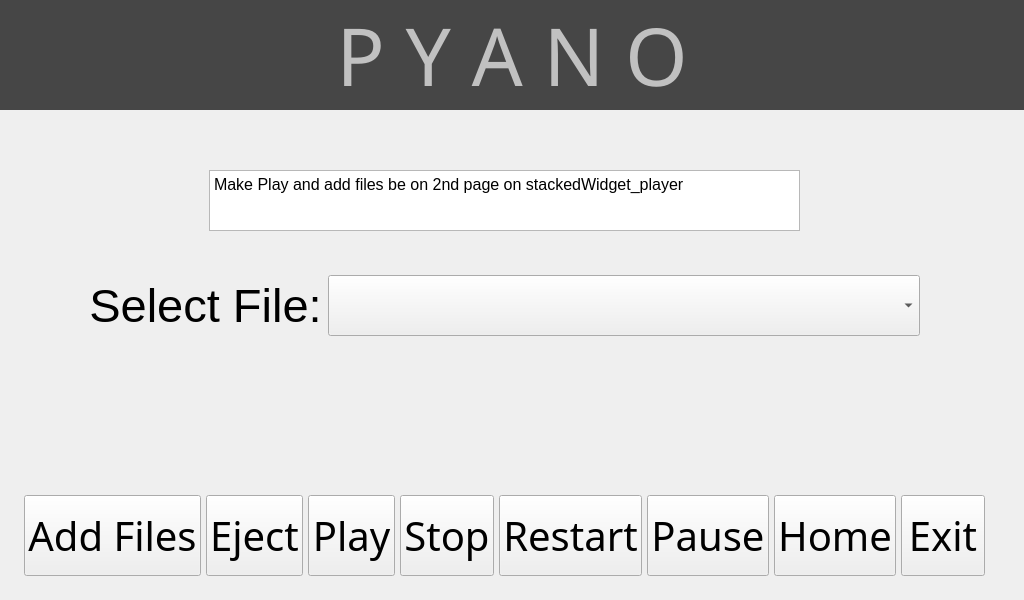
Old version of the form pyano/layout.ui in the repository braydonw/Pyano.
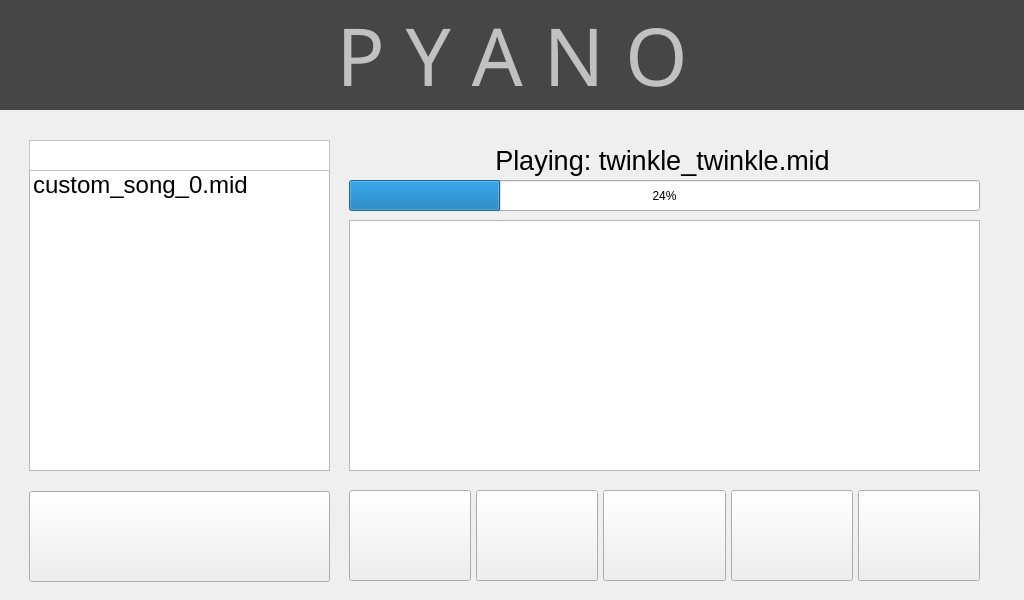
New version of the form. The open tabs and pages were chosen to show the change. Icons and pictures are not drawn.

What changed in the file:
```diff
--- a/pyano/layout.ui
+++ b/pyano/layout.ui
@@ -261,21 +261,47 @@
        </widget>
       </widget>
       <widget class="QWidget" name="page_player">
-       <widget class="QWidget" name="layoutWidget_6">
+       <widget class="QListWidget" name="listWidget_player_files">
         <property name="geometry">
          <rect>
-          <x>20</x>
+          <x>30</x>
+          <y>60</y>
+          <width>301</width>
+          <height>301</height>
+         </rect>
+        </property>
+        <property name="font">
+         <font>
+          <pointsize>18</pointsize>
+         </font>
+        </property>
+        <property name="focusPolicy">
+         <enum>Qt::StrongFocus</enum>
+        </property>
+        <item>
+         <property name="text">
+          <string>custom_song_0.mid</string>
+         </property>
+        </item>
+       </widget>
+       <widget class="QWidget" name="layoutWidget_4">
+        <property name="geometry">
+         <rect>
+          <x>350</x>
           <y>380</y>
-          <width>971</width>
+          <width>631</width>
           <height>91</height>
          </rect>
         </property>
-        <layout class="QHBoxLayout" name="horizontalLayout_12">
+        <layout class="QHBoxLayout" name="horizontalLayout_33">
          <property name="spacing">
           <number>5</number>
          </property>
+         <property name="sizeConstraint">
+          <enum>QLayout::SetDefaultConstraint</enum>
+         </property>
          <property name="margin">
-          <number>5</number>
+          <number>0</number>
          </property>
          <item>
           <widget class="QPushButton" name="btn_player_usb">
@@ -292,26 +318,20 @@
             </font>
            </property>
            <property name="text">
-            <string>Add Files</string>
+            <string/>
            </property>
-          </widget>
-         </item>
-         <item>
-          <widget class="QPushButton" name="btn_player_eject">
-           <property name="sizePolicy">
-            <sizepolicy hsizetype="Minimum" vsizetype="MinimumExpanding">
-             <horstretch>0</horstretch>
-             <verstretch>0</verstretch>
-            </sizepolicy>
+           <property name="icon">
+            <iconset resource="../resources/resources.qrc">
+             <normaloff>:/newPrefix/player-back.png</normaloff>:/newPrefix/player-back.png</iconset>
            </property>
-           <property name="font">
-            <font>
-             <family>Piboto Condensed</family>
-             <pointsize>30</pointsize>
-            </font>
+           <property name="iconSize">
+            <size>
+             <width>50</width>
+             <height>50</height>
+            </size>
            </property>
-           <property name="text">
-            <string>Eject</string>
+           <property name="shortcut">
+            <string>,</string>
            </property>
           </widget>
          </item>
@@ -329,46 +349,30 @@
              <pointsize>30</pointsize>
             </font>
            </property>
-           <property name="text">
-            <string>Play</string>
+           <property name="focusPolicy">
+            <enum>Qt::NoFocus</enum>
            </property>
-          </widget>
-         </item>
-         <item>
-          <widget class="QPushButton" name="btn_player_stop">
-           <property name="sizePolicy">
-            <sizepolicy hsizetype="Minimum" vsizetype="MinimumExpanding">
-             <horstretch>0</horstretch>
-             <verstretch>0</verstretch>
-            </sizepolicy>
+           <property name="toolTip">
+            <string>Play (Spacebar)</string>
            </property>
-           <property name="font">
-            <font>
-             <family>Piboto Condensed</family>
-             <pointsize>30</pointsize>
-            </font>
+           <property name="styleSheet">
+            <string notr="true"/>
            </property>
            <property name="text">
-            <string>Stop</string>
+            <string/>
            </property>
-          </widget>
-         </item>
-         <item>
-          <widget class="QPushButton" name="btn_player_restart">
-           <property name="sizePolicy">
-            <sizepolicy hsizetype="Minimum" vsizetype="MinimumExpanding">
-             <horstretch>0</horstretch>
-             <verstretch>0</verstretch>
-            </sizepolicy>
+           <property name="icon">
+            <iconset resource="../resources/resources.qrc">
+             <normaloff>:/newPrefix/player-play.png</normaloff>:/newPrefix/player-play.png</iconset>
            </property>
-           <property name="font">
-            <font>
-             <family>Piboto Condensed</family>
-             <pointsize>30</pointsize>
-            </font>
+           <property name="iconSize">
+            <size>
+             <width>50</width>
+             <height>50</height>
+            </size>
            </property>
-           <property name="text">
-            <string>Restart</string>
+           <property name="shortcut">
+            <string>Space</string>
            </property>
           </widget>
          </item>
@@ -386,11 +390,316 @@
              <pointsize>30</pointsize>
             </font>
            </property>
+           <property name="focusPolicy">
+            <enum>Qt::NoFocus</enum>
+           </property>
+           <property name="toolTip">
+            <string>Pause (Spacebar)</string>
+           </property>
+           <property name="styleSheet">
+            <string notr="true"/>
+           </property>
            <property name="text">
-            <string>Pause</string>
+            <string/>
            </property>
+           <property name="icon">
+            <iconset resource="../resources/resources.qrc">
+             <normaloff>:/newPrefix/player-pause.png</normaloff>:/newPrefix/player-pause.png</iconset>
+           </property>
+           <property name="iconSize">
+            <size>
+             <width>50</width>
+             <height>50</height>
+            </size>
+           </property>
+           <property name="shortcut">
+            <string>Space</string>
+           </property>
           </widget>
          </item>
+         <item>
+          <widget class="QPushButton" name="btn_player_stop">
+           <property name="sizePolicy">
+            <sizepolicy hsizetype="Minimum" vsizetype="MinimumExpanding">
+             <horstretch>0</horstretch>
+             <verstretch>0</verstretch>
+            </sizepolicy>
+           </property>
+           <property name="font">
+            <font>
+             <family>Piboto Condensed</family>
+             <pointsize>30</pointsize>
+            </font>
+           </property>
+           <property name="focusPolicy">
+            <enum>Qt::NoFocus</enum>
+           </property>
+           <property name="toolTip">
+            <string>Stop (Backspace)</string>
+           </property>
+           <property name="styleSheet">
+            <string notr="true"/>
+           </property>
+           <property name="text">
+            <string/>
+           </property>
+           <property name="icon">
+            <iconset resource="../resources/resources.qrc">
+             <normaloff>:/newPrefix/player-stop.png</normaloff>:/newPrefix/player-stop.png</iconset>
+           </property>
+           <property name="iconSize">
+            <size>
+             <width>50</width>
+             <height>50</height>
+            </size>
+           </property>
+           <property name="shortcut">
+            <string>Backspace</string>
+           </property>
+          </widget>
+         </item>
+         <item>
+          <widget class="QPushButton" name="btn_player_next">
+           <property name="sizePolicy">
+            <sizepolicy hsizetype="Minimum" vsizetype="MinimumExpanding">
+             <horstretch>0</horstretch>
+             <verstretch>0</verstretch>
+            </sizepolicy>
+           </property>
+           <property name="font">
+            <font>
+             <family>Piboto Condensed</family>
+             <pointsize>30</pointsize>
+            </font>
+           </property>
+           <property name="focusPolicy">
+            <enum>Qt::NoFocus</enum>
+           </property>
+           <property name="toolTip">
+            <string>Next (&gt;)</string>
+           </property>
+           <property name="autoFillBackground">
+            <bool>false</bool>
+           </property>
+           <property name="styleSheet">
+            <string notr="true"/>
+           </property>
+           <property name="text">
+            <string/>
+           </property>
+           <property name="icon">
+            <iconset resource="../resources/resources.qrc">
+             <normaloff>:/newPrefix/player-next.png</normaloff>:/newPrefix/player-next.png</iconset>
+           </property>
+           <property name="iconSize">
+            <size>
+             <width>50</width>
+             <height>50</height>
+            </size>
+           </property>
+           <property name="shortcut">
+            <string>.</string>
+           </property>
+          </widget>
+         </item>
+        </layout>
+       </widget>
+       <widget class="QTextEdit" name="textEdit_player">
+        <property name="geometry">
+         <rect>
+          <x>350</x>
+          <y>110</y>
+          <width>631</width>
+          <height>251</height>
+         </rect>
+        </property>
+        <property name="focusPolicy">
+         <enum>Qt::NoFocus</enum>
+        </property>
+        <property name="html">
+         <string>&lt;!DOCTYPE HTML PUBLIC &quot;-//W3C//DTD HTML 4.0//EN&quot; &quot;http://www.w3.org/TR/REC-html40/strict.dtd&quot;&gt;
+&lt;html&gt;&lt;head&gt;&lt;meta name=&quot;qrichtext&quot; content=&quot;1&quot; /&gt;&lt;style type=&quot;text/css&quot;&gt;
+p, li { white-space: pre-wrap; }
+&lt;/style&gt;&lt;/head&gt;&lt;body style=&quot; font-family:'PibotoLt'; font-size:12pt; font-weight:400; font-style:normal;&quot;&gt;
+&lt;p style=&quot;-qt-paragraph-type:empty; margin-top:0px; margin-bottom:0px; margin-left:0px; margin-right:0px; -qt-block-indent:0; text-indent:0px;&quot;&gt;&lt;br /&gt;&lt;/p&gt;&lt;/body&gt;&lt;/html&gt;</string>
+        </property>
+       </widget>
+       <widget class="QPushButton" name="btn_player_shuffle">
+        <property name="geometry">
+         <rect>
+          <x>30</x>
+          <y>30</y>
+          <width>31</width>
+          <height>31</height>
+         </rect>
+        </property>
+        <property name="focusPolicy">
+         <enum>Qt::NoFocus</enum>
+        </property>
+        <property name="toolTip">
+         <string>Shuffle</string>
+        </property>
+        <property name="text">
+         <string/>
+        </property>
+        <property name="icon">
+         <iconset resource="../resources/resources.qrc">
+          <normaloff>:/newPrefix/player-shuffle.png</normaloff>:/newPrefix/player-shuffle.png</iconset>
+        </property>
+        <property name="iconSize">
+         <size>
+          <width>25</width>
+          <height>25</height>
+         </size>
+        </property>
+        <property name="flat">
+         <bool>true</bool>
+        </property>
+       </widget>
+       <widget class="QPushButton" name="btn_player_alpha">
+        <property name="geometry">
+         <rect>
+          <x>30</x>
+          <y>30</y>
+          <width>31</width>
+          <height>31</height>
+         </rect>
+        </property>
+        <property name="focusPolicy">
+         <enum>Qt::NoFocus</enum>
+        </property>
+        <property name="toolTip">
+         <string>Alphabetical</string>
+        </property>
+        <property name="text">
+         <string/>
+        </property>
+        <property name="icon">
+         <iconset resource="../resources/resources.qrc">
+          <normaloff>:/newPrefix/player-alpha.png</normaloff>:/newPrefix/player-alpha.png</iconset>
+        </property>
+        <property name="iconSize">
+         <size>
+          <width>25</width>
+          <height>25</height>
+         </size>
+        </property>
+        <property name="flat">
+         <bool>true</bool>
+        </property>
+       </widget>
+       <widget class="QPushButton" name="btn_player_add_files">
+        <property name="geometry">
+         <rect>
+          <x>300</x>
+          <y>30</y>
+          <width>31</width>
+          <height>31</height>
+         </rect>
+        </property>
+        <property name="focusPolicy">
+         <enum>Qt::NoFocus</enum>
+        </property>
+        <property name="toolTip">
+         <string>Add files from USB drives</string>
+        </property>
+        <property name="text">
+         <string/>
+        </property>
+        <property name="icon">
+         <iconset resource="../resources/resources.qrc">
+          <normaloff>:/newPrefix/player-add.png</normaloff>:/newPrefix/player-add.png</iconset>
+        </property>
+        <property name="iconSize">
+         <size>
+          <width>25</width>
+          <height>25</height>
+         </size>
+        </property>
+        <property name="flat">
+         <bool>true</bool>
+        </property>
+       </widget>
+       <widget class="QLabel" name="label_player_2">
+        <property name="geometry">
+         <rect>
+          <x>30</x>
+          <y>30</y>
+          <width>301</width>
+          <height>31</height>
+         </rect>
+        </property>
+        <property name="font">
+         <font>
+          <pointsize>20</pointsize>
+         </font>
+        </property>
+        <property name="styleSheet">
+         <string notr="true">background-color: rgb(255, 255, 255);</string>
+        </property>
+        <property name="frameShape">
+         <enum>QFrame::StyledPanel</enum>
+        </property>
+        <property name="frameShadow">
+         <enum>QFrame::Plain</enum>
+        </property>
+        <property name="text">
+         <string/>
+        </property>
+        <property name="alignment">
+         <set>Qt::AlignCenter</set>
+        </property>
+       </widget>
+       <widget class="QLabel" name="label_player">
+        <property name="geometry">
+         <rect>
+          <x>358</x>
+          <y>30</y>
+          <width>611</width>
+          <height>41</height>
+         </rect>
+        </property>
+        <property name="font">
+         <font>
+          <pointsize>20</pointsize>
+         </font>
+        </property>
+        <property name="text">
+         <string>Playing: twinkle_twinkle.mid</string>
+        </property>
+        <property name="alignment">
+         <set>Qt::AlignCenter</set>
+        </property>
+       </widget>
+       <widget class="QProgressBar" name="progressBar_player">
+        <property name="geometry">
+         <rect>
+          <x>350</x>
+          <y>70</y>
+          <width>631</width>
+          <height>31</height>
+         </rect>
+        </property>
+        <property name="value">
+         <number>24</number>
+        </property>
+       </widget>
+       <widget class="QWidget" name="layoutWidget">
+        <property name="geometry">
+         <rect>
+          <x>30</x>
+          <y>381</y>
+          <width>301</width>
+          <height>91</height>
+         </rect>
+        </property>
+        <layout class="QHBoxLayout" name="horizontalLayout_2">
+         <property name="spacing">
+          <number>5</number>
+         </property>
+         <property name="margin">
+          <number>0</number>
+         </property>
          <item>
           <widget class="QPushButton" name="btn_player_home">
            <property name="sizePolicy">
@@ -406,176 +715,32 @@
             </font>
            </property>
            <property name="text">
-            <string>Home</string>
+            <string/>
            </property>
-          </widget>
-         </item>
-         <item>
-          <widget class="QPushButton" name="btn_player_exit">
-           <property name="sizePolicy">
-            <sizepolicy hsizetype="Minimum" vsizetype="MinimumExpanding">
-             <horstretch>0</horstretch>
-             <verstretch>0</verstretch>
-            </sizepolicy>
+           <property name="icon">
+            <iconset resource="../resources/resources.qrc">
+             <normaloff>:/newPrefix/home.png</normaloff>:/newPrefix/home.png</iconset>
            </property>
-           <property name="font">
-            <font>
-             <family>Piboto Condensed</family>
-             <pointsize>30</pointsize>
-             <stylestrategy>PreferDefault</stylestrategy>
-            </font>
-           </property>
-           <property name="text">
-            <string>Exit</string>
+           <property name="iconSize">
+            <size>
+             <width>50</width>
+             <height>50</height>
+            </size>
            </property>
           </widget>
          </item>
         </layout>
        </widget>
-       <widget class="QStackedWidget" name="stackedWidget_player">
-        <property name="geometry">
-         <rect>
-          <x>0</x>
-          <y>0</y>
-          <width>991</width>
-          <height>491</height>
-         </rect>
-        </property>
-        <property name="currentIndex">
-         <number>1</number>
-        </property>
-        <widget class="QWidget" name="page">
-         <widget class="QWidget" name="layoutWidget_2">
-          <property name="geometry">
-           <rect>
-            <x>90</x>
-            <y>140</y>
-            <width>831</width>
-            <height>111</height>
-           </rect>
-          </property>
-          <layout class="QHBoxLayout" name="horizontalLayout_8">
-           <item>
-            <widget class="QLabel" name="label_player_file">
-             <property name="sizePolicy">
-              <sizepolicy hsizetype="Fixed" vsizetype="Preferred">
-               <horstretch>0</horstretch>
-               <verstretch>0</verstretch>
-              </sizepolicy>
-             </property>
-             <property name="font">
-              <font>
-               <pointsize>35</pointsize>
-              </font>
-             </property>
-             <property name="text">
-              <string>Select File:</string>
-             </property>
-             <property name="alignment">
-              <set>Qt::AlignCenter</set>
-             </property>
-            </widget>
-           </item>
-           <item>
-            <widget class="QComboBox" name="comboBox_player_file">
-             <property name="sizePolicy">
-              <sizepolicy hsizetype="Expanding" vsizetype="Fixed">
-               <horstretch>0</horstretch>
-               <verstretch>0</verstretch>
-              </sizepolicy>
-             </property>
-             <property name="font">
-              <font>
-               <pointsize>35</pointsize>
-              </font>
-             </property>
-             <property name="currentIndex">
-              <number>-1</number>
-             </property>
-             <property name="maxVisibleItems">
-              <number>3</number>
-             </property>
-             <property name="insertPolicy">
-              <enum>QComboBox::InsertAlphabetically</enum>
-             </property>
-             <property name="frame">
-              <bool>true</bool>
-             </property>
-            </widget>
-           </item>
-          </layout>
-         </widget>
-         <widget class="QTextEdit" name="textEdit_4">
-          <property name="geometry">
-           <rect>
-            <x>210</x>
-            <y>60</y>
-            <width>591</width>
-            <height>61</height>
-           </rect>
-          </property>
-          <property name="html">
-           <string>&lt;!DOCTYPE HTML PUBLIC &quot;-//W3C//DTD HTML 4.0//EN&quot; &quot;http://www.w3.org/TR/REC-html40/strict.dtd&quot;&gt;
-&lt;html&gt;&lt;head&gt;&lt;meta name=&quot;qrichtext&quot; content=&quot;1&quot; /&gt;&lt;style type=&quot;text/css&quot;&gt;
-p, li { white-space: pre-wrap; }
-&lt;/style&gt;&lt;/head&gt;&lt;body style=&quot; font-family:'PibotoLt'; font-size:12pt; font-weight:400; font-style:normal;&quot;&gt;
-&lt;p style=&quot; margin-top:0px; margin-bottom:0px; margin-left:0px; margin-right:0px; -qt-block-indent:0; text-indent:0px;&quot;&gt;Make Play and add files be on 2nd page on stackedWidget_player&lt;/p&gt;&lt;/body&gt;&lt;/html&gt;</string>
-          </property>
-         </widget>
-        </widget>
-        <widget class="QWidget" name="page_2">
-         <widget class="QWidget" name="layoutWidget_7">
-          <property name="geometry">
-           <rect>
-            <x>270</x>
-            <y>30</y>
-            <width>481</width>
-            <height>81</height>
-           </rect>
-          </property>
-          <layout class="QVBoxLayout" name="verticalLayout_3">
-           <item>
-            <widget class="QLabel" name="label_player_nowplaying">
-             <property name="font">
-              <font>
-               <pointsize>20</pointsize>
-              </font>
-             </property>
-             <property name="text">
-              <string>Playing: twinkle_twinkle.mid</string>
-             </property>
-            </widget>
-           </item>
-           <item>
-            <widget class="QProgressBar" name="progressBar_player">
-             <property name="value">
-              <number>24</number>
-             </property>
-            </widget>
-           </item>
-          </layout>
-         </widget>
-         <widget class="QTextEdit" name="textEdit_5">
-          <property name="geometry">
-           <rect>
-            <x>350</x>
-            <y>140</y>
-            <width>321</width>
-            <height>91</height>
-           </rect>
-          </property>
-          <property name="html">
-           <string>&lt;!DOCTYPE HTML PUBLIC &quot;-//W3C//DTD HTML 4.0//EN&quot; &quot;http://www.w3.org/TR/REC-html40/strict.dtd&quot;&gt;
-&lt;html&gt;&lt;head&gt;&lt;meta name=&quot;qrichtext&quot; content=&quot;1&quot; /&gt;&lt;style type=&quot;text/css&quot;&gt;
-p, li { white-space: pre-wrap; }
-&lt;/style&gt;&lt;/head&gt;&lt;body style=&quot; font-family:'PibotoLt'; font-size:12pt; font-weight:400; font-style:normal;&quot;&gt;
-&lt;p style=&quot; margin-top:0px; margin-bottom:0px; margin-left:0px; margin-right:0px; -qt-block-indent:0; text-indent:0px;&quot;&gt;Remove home and exit from this page???&lt;/p&gt;&lt;/body&gt;&lt;/html&gt;</string>
-          </property>
-         </widget>
-        </widget>
-       </widget>
-       <zorder>stackedWidget_player</zorder>
-       <zorder>layoutWidget_6</zorder>
+       <zorder>layoutWidget</zorder>
+       <zorder>listWidget_player_files</zorder>
+       <zorder>layoutWidget_4</zorder>
+       <zorder>textEdit_player</zorder>
+       <zorder>label_player_2</zorder>
+       <zorder>btn_player_alpha</zorder>
+       <zorder>btn_player_add_files</zorder>
+       <zorder>btn_player_shuffle</zorder>
+       <zorder>label_player</zorder>
+       <zorder>progressBar_player</zorder>
       </widget>
       <widget class="QWidget" name="page_maker">
        <widget class="QLabel" name="label_maker_recording_indicator">
@@ -918,10 +1083,59 @@
          <set>Qt::AlignCenter</set>
         </property>
        </widget>
-       <zorder>layoutWidget</zorder>
-       <zorder>kb_piano_img</zorder>
-       <zorder>layoutWidget</zorder>
-       <zorder>layoutWidget</zorder>
+       <widget class="QWidget" name="layoutWidget_2">
+        <property name="geometry">
+         <rect>
+          <x>30</x>
+          <y>380</y>
+          <width>451</width>
+          <height>91</height>
+         </rect>
+        </property>
+        <layout class="QHBoxLayout" name="horizontalLayout_34">
+         <property name="spacing">
+          <number>5</number>
+         </property>
+         <property name="sizeConstraint">
+          <enum>QLayout::SetDefaultConstraint</enum>
+         </property>
+         <property name="margin">
+          <number>0</number>
+         </property>
+         <item>
+          <widget class="QPushButton" name="btn_maker_home">
+           <property name="sizePolicy">
+            <sizepolicy hsizetype="Minimum" vsizetype="MinimumExpanding">
+             <horstretch>0</horstretch>
+             <verstretch>0</verstretch>
+            </sizepolicy>
+           </property>
+           <property name="font">
+            <font>
+             <family>Piboto Condensed</family>
+             <pointsize>30</pointsize>
+            </font>
+           </property>
+           <property name="focusPolicy">
+            <enum>Qt::NoFocus</enum>
+           </property>
+           <property name="text">
+            <string/>
+           </property>
+           <property name="icon">
+            <iconset resource="../resources/resources.qrc">
+             <normaloff>:/newPrefix/home.png</normaloff>:/newPrefix/home.png</iconset>
+           </property>
+           <property name="iconSize">
+            <size>
+             <width>50</width>
+             <height>50</height>
+            </size>
+           </property>
+          </widget>
+         </item>
+        </layout>
+       </widget>
        <zorder>textEdit_maker</zorder>
        <zorder>layoutWidget</zorder>
        <zorder>label_maker</zorder>
@@ -1062,6 +1276,91 @@
          <string>&lt;html&gt;&lt;head/&gt;&lt;body&gt;&lt;p&gt;&lt;img src=&quot;:/newPrefix/keyboard-layout.jpg&quot;/&gt;&lt;/p&gt;&lt;/body&gt;&lt;/html&gt;</string>
         </property>
        </widget>
+       <widget class="QTextEdit" name="textEdit_maker_2">
+        <property name="geometry">
+         <rect>
+          <x>530</x>
+          <y>80</y>
+          <width>451</width>
+          <height>281</height>
+         </rect>
+        </property>
+        <property name="font">
+         <font>
+          <family>DejaVu Sans Mono</family>
+          <pointsize>26</pointsize>
+         </font>
+        </property>
+        <property name="focusPolicy">
+         <enum>Qt::ClickFocus</enum>
+        </property>
+        <property name="verticalScrollBarPolicy">
+         <enum>Qt::ScrollBarAsNeeded</enum>
+        </property>
+        <property name="html">
+         <string>&lt;!DOCTYPE HTML PUBLIC &quot;-//W3C//DTD HTML 4.0//EN&quot; &quot;http://www.w3.org/TR/REC-html40/strict.dtd&quot;&gt;
+&lt;html&gt;&lt;head&gt;&lt;meta name=&quot;qrichtext&quot; content=&quot;1&quot; /&gt;&lt;style type=&quot;text/css&quot;&gt;
+p, li { white-space: pre-wrap; }
+&lt;/style&gt;&lt;/head&gt;&lt;body style=&quot; font-family:'DejaVu Sans Mono'; font-size:26pt; font-weight:400; font-style:normal;&quot;&gt;
+&lt;p style=&quot;-qt-paragraph-type:empty; margin-top:0px; margin-bottom:0px; margin-left:0px; margin-right:0px; -qt-block-indent:0; text-indent:0px;&quot;&gt;&lt;br /&gt;&lt;/p&gt;&lt;/body&gt;&lt;/html&gt;</string>
+        </property>
+        <property name="textInteractionFlags">
+         <set>Qt::TextSelectableByMouse</set>
+        </property>
+       </widget>
+       <widget class="QWidget" name="layoutWidget_6">
+        <property name="geometry">
+         <rect>
+          <x>30</x>
+          <y>380</y>
+          <width>451</width>
+          <height>91</height>
+         </rect>
+        </property>
+        <layout class="QHBoxLayout" name="horizontalLayout_35">
+         <property name="spacing">
+          <number>5</number>
+         </property>
+         <property name="sizeConstraint">
+          <enum>QLayout::SetDefaultConstraint</enum>
+         </property>
+         <property name="margin">
+          <number>0</number>
+         </property>
+         <item>
+          <widget class="QPushButton" name="btn_live_home">
+           <property name="sizePolicy">
+            <sizepolicy hsizetype="Minimum" vsizetype="MinimumExpanding">
+             <horstretch>0</horstretch>
+             <verstretch>0</verstretch>
+            </sizepolicy>
+           </property>
+           <property name="font">
+            <font>
+             <family>Piboto Condensed</family>
+             <pointsize>30</pointsize>
+            </font>
+           </property>
+           <property name="focusPolicy">
+            <enum>Qt::NoFocus</enum>
+           </property>
+           <property name="text">
+            <string/>
+           </property>
+           <property name="icon">
+            <iconset resource="../resources/resources.qrc">
+             <normaloff>:/newPrefix/home.png</normaloff>:/newPrefix/home.png</iconset>
+           </property>
+           <property name="iconSize">
+            <size>
+             <width>50</width>
+             <height>50</height>
+            </size>
+           </property>
+          </widget>
+         </item>
+        </layout>
+       </widget>
       </widget>
       <widget class="QWidget" name="page_guide">
        <widget class="QWidget" name="layoutWidget_3">
```
Left out of the diff: 348 changed lines with no effect on the pictures.
